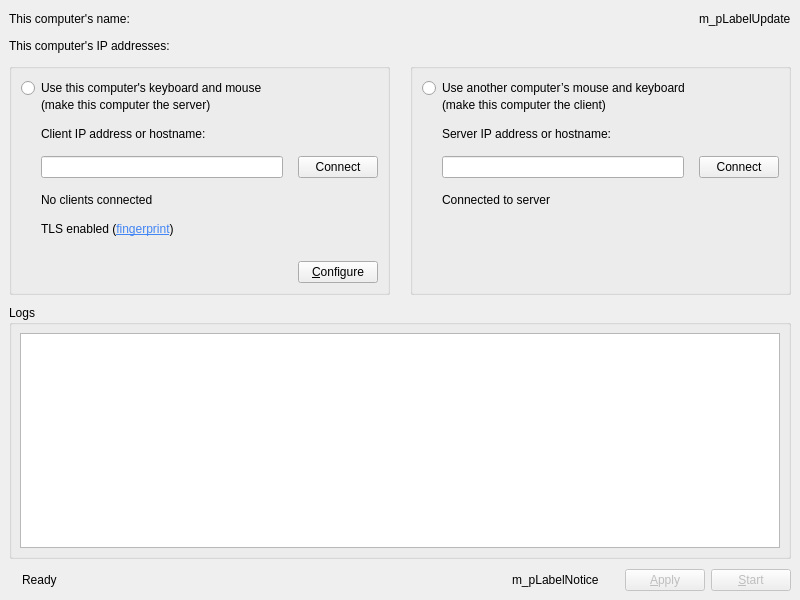
deskflow/deskflow, file src/gui/src/MainWindowBase.ui: the form before one commit.
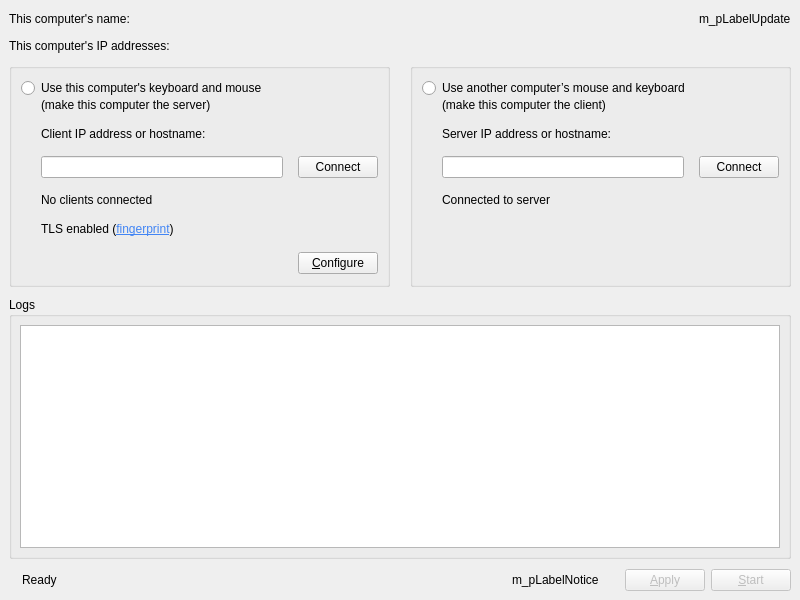
The form after the commit. Icons and pictures are not drawn. Custom widgets are drawn as their Qt base class.

Commit message: Try to improve main window size policy

```diff
--- a/src/gui/src/MainWindowBase.ui
+++ b/src/gui/src/MainWindowBase.ui
@@ -245,7 +245,7 @@
                <property name="sizeHint" stdset="0">
                 <size>
                  <width>20</width>
-                 <height>10</height>
+                 <height>1</height>
                 </size>
                </property>
               </spacer>
@@ -277,6 +277,19 @@
             </layout>
            </widget>
           </item>
+          <item>
+           <spacer name="verticalSpacer_3">
+            <property name="orientation">
+             <enum>Qt::Vertical</enum>
+            </property>
+            <property name="sizeHint" stdset="0">
+             <size>
+              <width>20</width>
+              <height>1</height>
+             </size>
+            </property>
+           </spacer>
+          </item>
          </layout>
         </widget>
        </item>
@@ -406,7 +419,7 @@
             <property name="sizeHint" stdset="0">
              <size>
               <width>20</width>
-              <height>10</height>
+              <height>1</height>
              </size>
             </property>
            </spacer>
```
Left out of the diff: 16 changed lines with no effect on the pictures.
